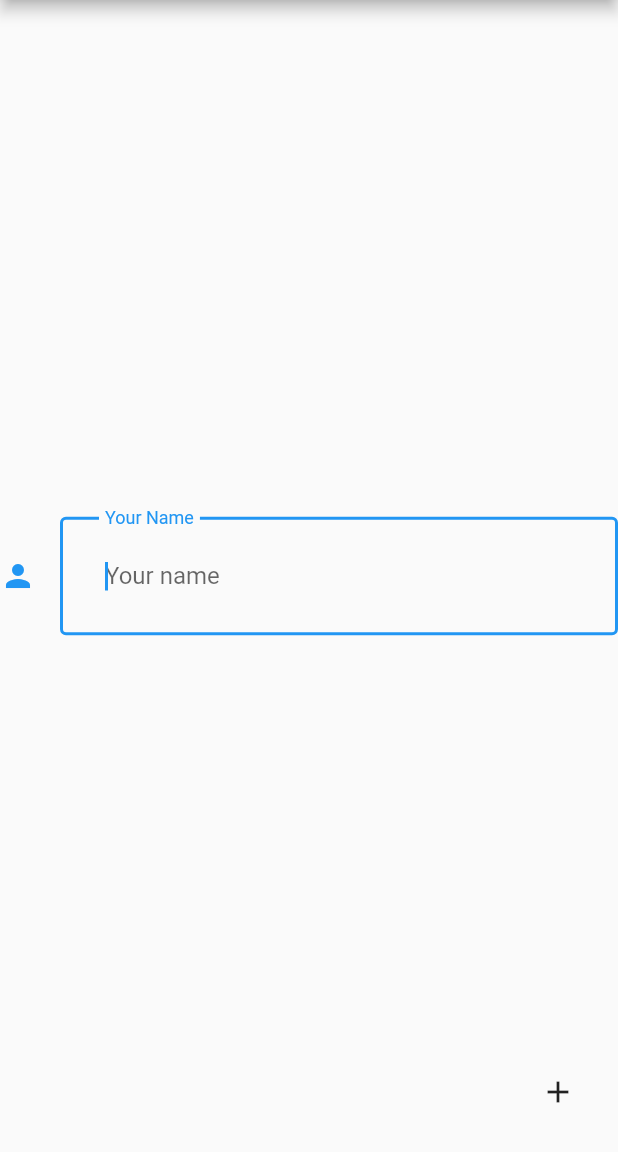
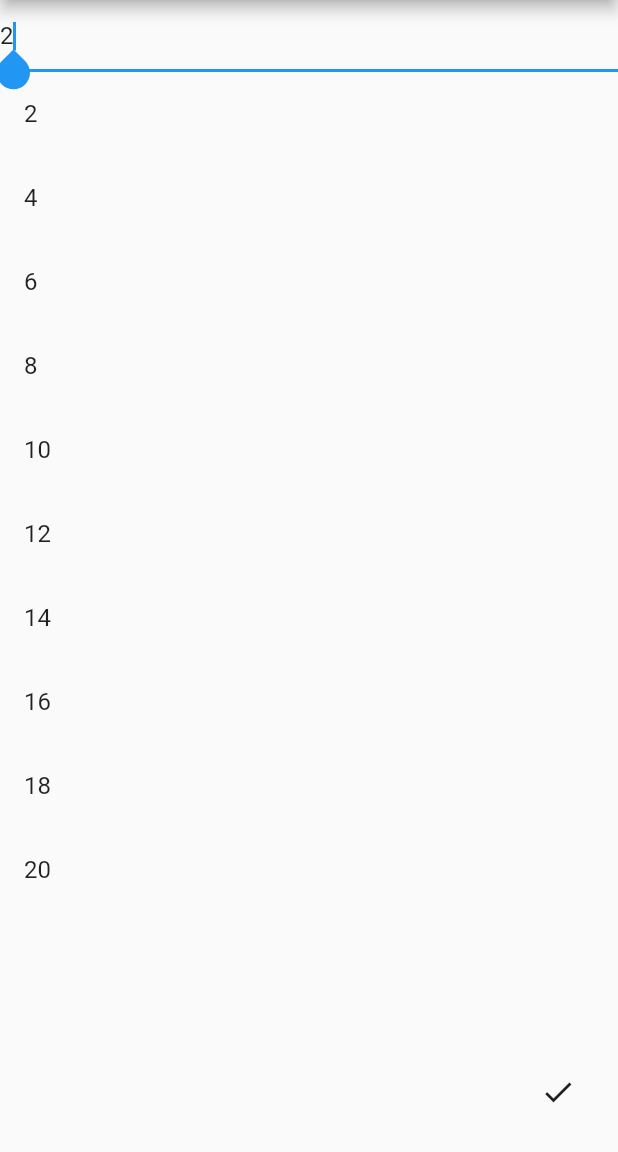
Before and after one commit to kishoreckd/List_card, a Flutter app: the screen it shows after launch, on a phone screen of 412 x 824 dp, the part 84-1236 px from its top. Run offline on Flutter 3.47's test engine with Material 2 defaults, Android fonts, the phone set to English and light mode, and no system bars; our stand-ins replace toast.

Commit message:
tables done

```diff
--- a/lib/home.dart
+++ b/lib/home.dart
@@ -20,6 +20,7 @@ class _MyAppState extends State<MyApp> {
     // TODO: implement initState
     super.initState();
     textController = TextEditingController();
+    textController.text = '2';
   }
 
   @override
@@ -37,31 +38,58 @@ class _MyAppState extends State<MyApp> {
             title: const Text(' New Demo'),
             backgroundColor: Colors.red,
           ),
-        body: Center(
-          child: TextField(
+          body: Container(
+            child: Column(children: [
+              TextField(
                 autofocus: true,
                 controller: textController,
-            enabled: true,
-            enableInteractiveSelection: false,
-            enableSuggestions: false,
-            keyboardType: TextInputType.emailAddress,
-            // obscureText: true,
-            decoration: InputDecoration(
-                contentPadding: EdgeInsets.all(30.0),
-                hintText: 'Your name',
-                // errorText: 'Error',
-                border: OutlineInputBorder(),
-                icon: Icon(Icons.person),
-                labelText: 'Your Name'
+                decoration: InputDecoration(hintText: 'Tabels'),
+              ),
+              Expanded(
+                child: ListView.builder(
+                  itemCount: 10,
+                  itemBuilder: (BuildContext context, int index) => ListTile(
+                    title:
+                        Text('${(index + 1) * int.parse(textController.text)}'),
                   ),
                 ),
+              )
+            ]),
           ),
           floatingActionButton: IconButton(
-          icon: Icon(Icons.add),
+            icon: Icon(Icons.done),
             onPressed: () {
+              setState(() {
+
+              });
               print(textController.text);
             },
-        ),
+          )
+          /***Input Field Decorated */
+          // body: Center(
+          //   child: TextField(
+          //     autofocus: true,
+          //     controller: textController,
+          //     enabled: true,
+          //     enableInteractiveSelection: false,
+          //     enableSuggestions: false,
+          //     keyboardType: TextInputType.emailAddress,
+          //     // obscureText: true,
+          //     decoration: InputDecoration(
+          //         contentPadding: EdgeInsets.all(30.0),
+          //         hintText: 'Your name',
+          //         // errorText: 'Error',
+          //         border: OutlineInputBorder(),
+          //         icon: Icon(Icons.person),
+          //         labelText: 'Your Name'),
+          //   ),
+          // ),
+          // floatingActionButton: IconButton(
+          //   icon: Icon(Icons.add),
+          //   onPressed: () {
+          //     print(textController.text);
+          //   },
+          // ),
 
           /**Set state implemented and Floating action button */
           // body: Center(
```
Lines whose indentation alone changed are shown as unchanged.
